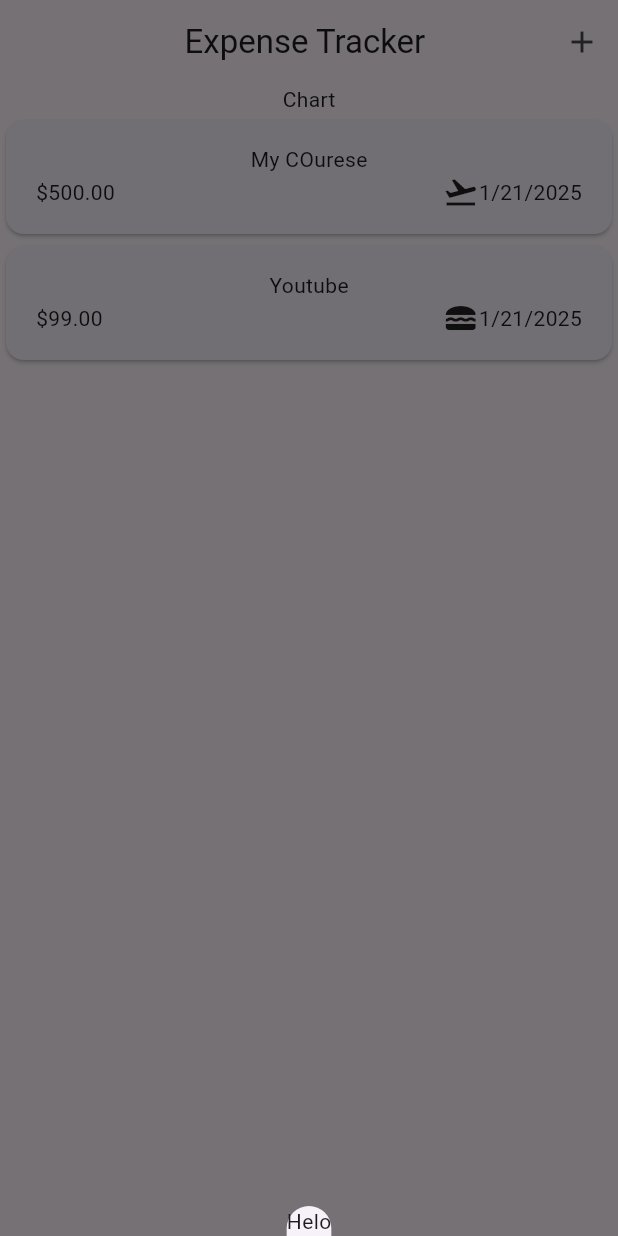
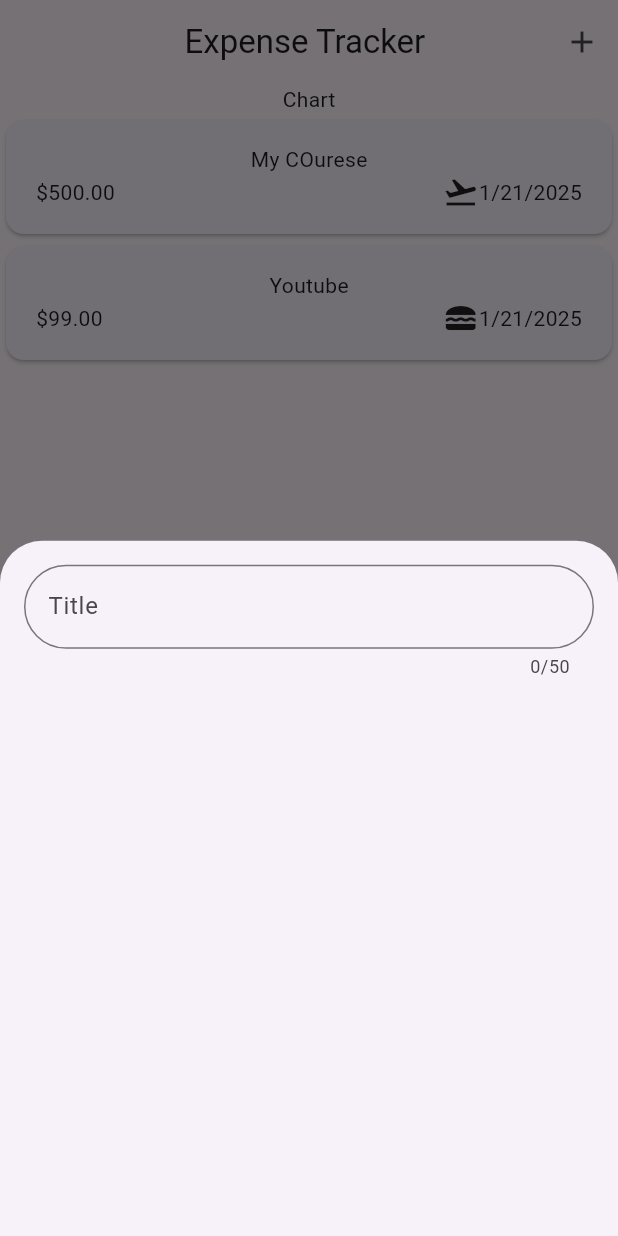
Before and after one commit to shinobi04/expense-tracker-app, a Flutter app: the screen it shows after launch, after a tap on the "add" icon, on a phone screen of 412 x 824 dp. Run offline on Flutter 3.47's test engine with Material 3 defaults, Android fonts, the phone set to English and light mode, and no system bars.

Commit message:
start bottom sheet

```diff
--- a/lib/widgets/expenses.dart
+++ b/lib/widgets/expenses.dart
@@ -1,5 +1,6 @@
 import 'package:expense_tracker/widgets/Expenses_list/expenses_list.dart';
 import 'package:expense_tracker/model/expense.dart';
+import 'package:expense_tracker/widgets/new_expense.dart';
 import 'package:flutter/material.dart';
 
 class Expenses extends StatefulWidget {
@@ -26,7 +27,7 @@ class _ExpensesState extends State<Expenses> {
     showModalBottomSheet(
         context: context,
         builder: (ctx) {
-          return Text("Helo");
+          return NewExpense();
         });
   }
 
--- /dev/null
+++ b/lib/widgets/new_expense.dart
@@ -0,0 +1,28 @@
+import 'package:flutter/material.dart';
+
+class NewExpense extends StatefulWidget {
+  const NewExpense({super.key});
+
+  @override
+  State<NewExpense> createState() => _NewExpenseState();
+}
+
+class _NewExpenseState extends State<NewExpense> {
+  @override
+  Widget build(BuildContext context) {
+    return Padding(
+      padding: const EdgeInsets.all(16),
+      child: Column(
+        children: [
+          TextField(
+            maxLength: 50,
+            decoration: InputDecoration(
+                label: Text("Title"),
+                border: OutlineInputBorder(
+                    borderRadius: BorderRadius.circular(50))),
+          )
+        ],
+      ),
+    );
+  }
+}
```
